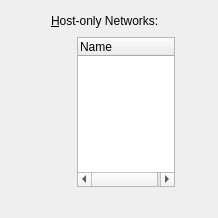
Qt form vbox/src/VBox/Frontends/VirtualBox/ui/VBoxGLSettingsNetwork.ui (jljuxgm/vboxgit) before a commit.
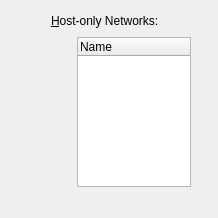
The same form after that commit. Custom widgets are drawn as their Qt base class.

Commit message:
commit_18407 ------------------------------------------------------------------------ r18407 | vboxsync | 2009-03-27 23:40:13 +0800 (Fri, 27 Mar 2009) | 1 line
FE/Qt4: Global Settings / Network page little re-layout.
------------------------------------------------------------------------

The edit to the form file:
```diff
--- a/vbox/src/VBox/Frontends/VirtualBox/ui/VBoxGLSettingsNetwork.ui
+++ b/vbox/src/VBox/Frontends/VirtualBox/ui/VBoxGLSettingsNetwork.ui
@@ -84,6 +84,18 @@
    <item row="1" column="3">
     <widget class="QWidget" name="mWtActions">
      <layout class="QHBoxLayout">
+      <property name="leftMargin" >
+       <number>0</number>
+      </property>
+      <property name="topMargin" >
+       <number>0</number>
+      </property>
+      <property name="rightMargin" >
+       <number>0</number>
+      </property>
+      <property name="bottomMargin" >
+       <number>0</number>
+      </property>
       <property name="spacing" >
        <number>0</number>
       </property>
```
